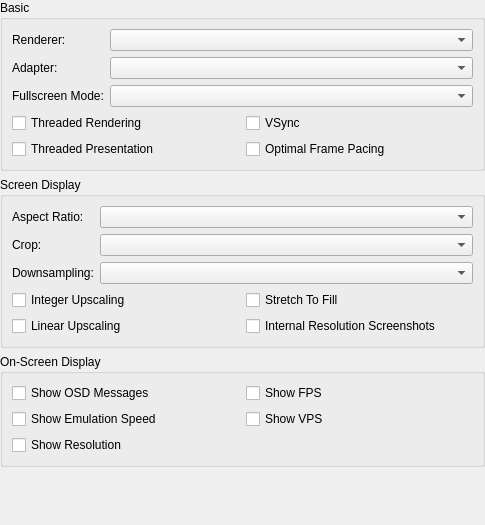
First picture: the form in src/duckstation-qt/displaysettingswidget.ui, repository stenzek/duckstation, before the edit.
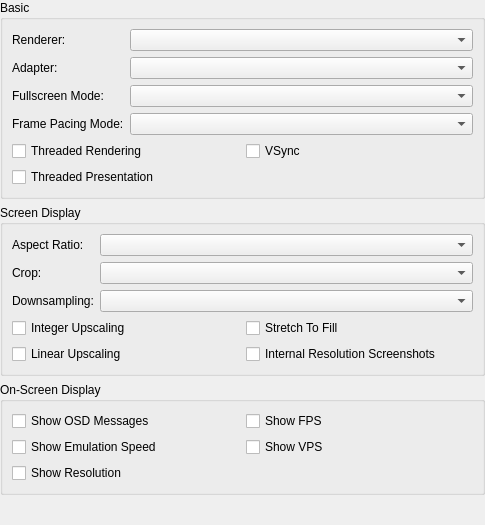
Second picture: the form after the edit.

Commit message: Add skip presenting duplicate frames option

```diff
--- a/src/duckstation-qt/displaysettingswidget.ui
+++ b/src/duckstation-qt/displaysettingswidget.ui
@@ -62,7 +62,17 @@
       <item row="2" column="1">
        <widget class="QComboBox" name="fullscreenMode"/>
       </item>
-      <item row="3" column="0" colspan="2">
+      <item row="3" column="0">
+       <widget class="QLabel" name="label_7">
+        <property name="text">
+         <string>Frame Pacing Mode:</string>
+        </property>
+       </widget>
+      </item>
+      <item row="3" column="1">
+       <widget class="QComboBox" name="framePacingMode"/>
+      </item>
+      <item row="4" column="0" colspan="2">
        <layout class="QGridLayout" name="basicCheckboxGridLayout">
         <item row="0" column="0">
          <widget class="QCheckBox" name="gpuThread">
@@ -85,13 +95,6 @@
           </property>
          </widget>
         </item>
-        <item row="1" column="1">
-         <widget class="QCheckBox" name="displayAllFrames">
-          <property name="text">
-           <string>Optimal Frame Pacing</string>
-          </property>
-         </widget>
-        </item>
        </layout>
       </item>
      </layout>
```
The commit also changes 17 other files.
